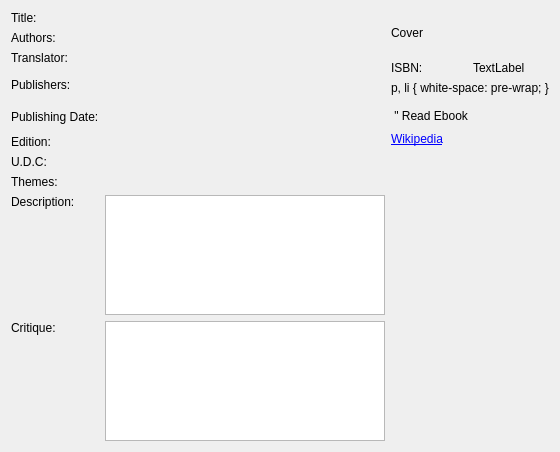
The window that src/gui/UI/BookDetails.ui (jgastal/plivros) describes before a commit, drawn with Qt 5.
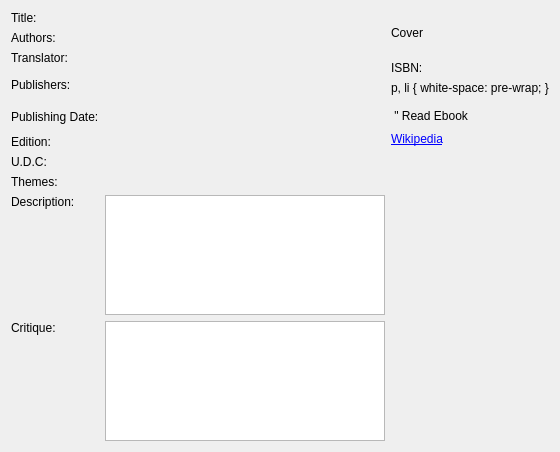
The same window after the commit.

Commit message: Removes unnescessary text from BookDetails.ui. Adds translations for *Details.

Diff of the .ui file:
```diff
--- a/src/gui/UI/BookDetails.ui
+++ b/src/gui/UI/BookDetails.ui
@@ -79,7 +79,7 @@
    <item row="3" column="3" rowspan="2">
     <widget class="QLabel" name="isbn">
      <property name="text">
-      <string>TextLabel</string>
+      <string/>
      </property>
     </widget>
    </item>
```
The commit also changes 1 other file.
